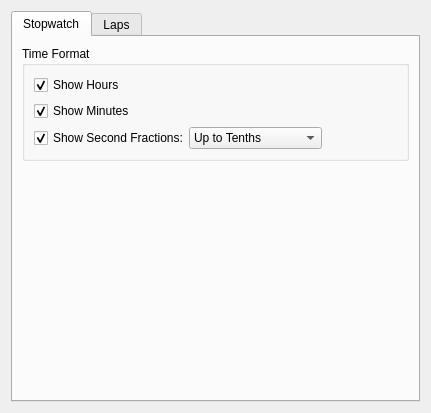
The window that src/gui/generalsettings.ui (KDE/kronometer) describes before a commit, drawn with Qt 5.
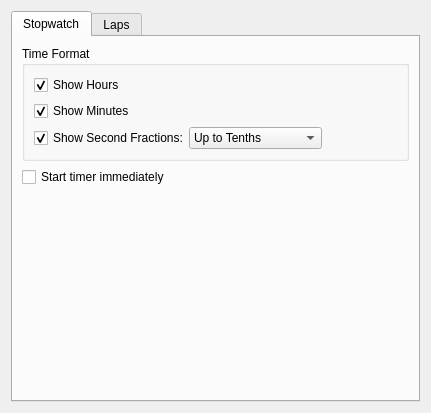
The same window after the commit. The open tabs and pages were chosen to show the change.

Commit message:
Add option to start timer immediately
FEATURE: 423034
FIXED-IN: 2.3.0

```diff
--- a/src/gui/generalsettings.ui
+++ b/src/gui/generalsettings.ui
@@ -131,6 +131,13 @@
          </layout>
         </widget>
        </item>
+       <item>
+        <widget class="QCheckBox" name="kcfg_startTimerImmediately">
+         <property name="text">
+          <string>Start timer immediately</string>
+         </property>
+        </widget>
+       </item>
        <item>
         <spacer name="verticalSpacer">
          <property name="orientation">
```
The commit also changes 4 other files.
